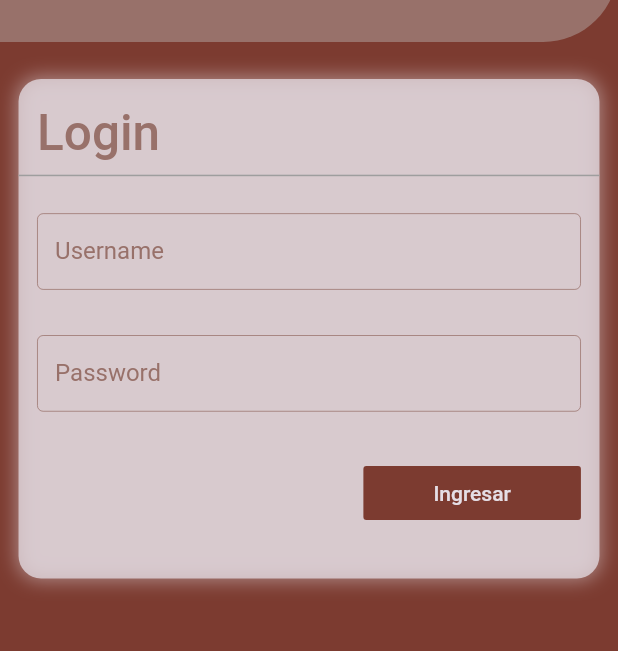
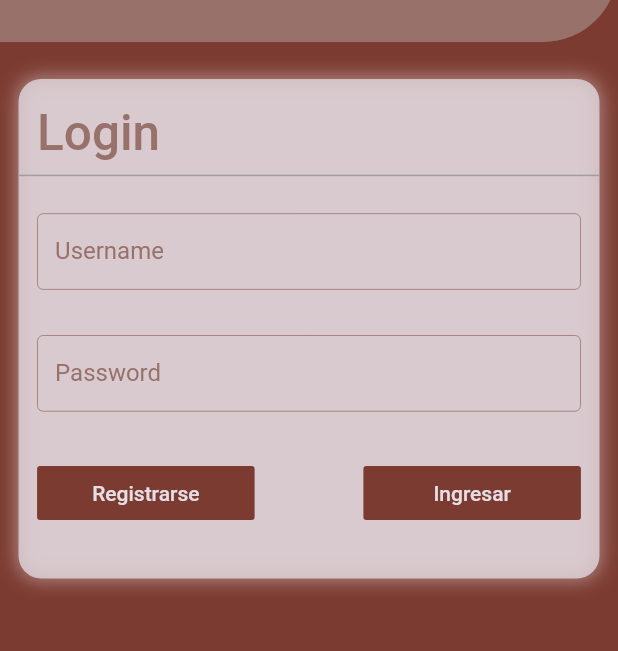
Before and after one commit to Tsuryu/arreglapp, a Flutter app: the screen it shows after launch, on a phone screen of 412 x 824 dp, the part 131-782 px from its top. Run offline on Flutter 3.47's test engine with Material 2 defaults, Android fonts, the phone set to English and light mode, and no system bars; missing offline and left inert: flutter_picker; accounts and stored records are empty.

```diff
--- a/lib/main.dart
+++ b/lib/main.dart
@@ -1,4 +1,3 @@
-import 'package:arreglapp/src/pages/home_page.dart';
 import 'package:arreglapp/src/pages/login_page.dart';
 import 'package:arreglapp/src/providers/user_profile_provider.dart';
 import 'package:arreglapp/src/theme/theme.dart';
--- a/lib/src/pages/login_page.dart
+++ b/lib/src/pages/login_page.dart
@@ -1,12 +1,13 @@
 import 'package:arreglapp/src/helpers/util.dart';
 import 'package:arreglapp/src/models/user_profile.dart';
+import 'package:arreglapp/src/pages/enrollment_type_selection_page.dart';
 import 'package:arreglapp/src/pages/home_page.dart';
 import 'package:arreglapp/src/providers/user_profile_provider.dart';
 import 'package:arreglapp/src/services/user_profile_service.dart';
 import 'package:arreglapp/src/theme/theme.dart';
 import 'package:arreglapp/src/widgets/basic_card.dart';
+import 'package:arreglapp/src/widgets/common_header.dart';
 import 'package:arreglapp/src/widgets/common_text_form_field.dart';
-import 'package:arreglapp/src/widgets/plain_title_header.dart';
 import 'package:arreglapp/src/widgets/slider_page_wrapper.dart';
 import 'package:flutter/cupertino.dart';
 import 'package:flutter/material.dart';
@@ -20,7 +21,7 @@ class LoginPage extends StatelessWidget {
         width: double.infinity,
         height: double.infinity,
         child: SliderPageWrapper(
-          header: _Header(),
+          header: CommonHeader(),
           getChildren: () {
             return <Widget>[
               _BasicInfoForm(),
@@ -29,13 +30,6 @@ class LoginPage extends StatelessWidget {
         ),
       ),
     );
-  }
-}
-
-class _Header extends StatelessWidget {
-  @override
-  Widget build(BuildContext context) {
-    return PlainTitleHeader(title: 'Arreglapp');
   }
 }
 
@@ -94,7 +88,21 @@ class __LoginFormState extends State<_LoginForm> {
             Flex(
               direction: Axis.horizontal,
               children: [
-                Flexible(child: Container(), flex: 3),
+                Flexible(
+                  flex: 2,
+                  child: Container(
+                    width: double.infinity,
+                    child: RaisedButton(
+                      elevation: 0.0,
+                      child: Text('Registrarse', style: appTheme.textTheme.bodyText1),
+                      onPressed: () async {
+                        Navigator.push(context,
+                            CupertinoPageRoute(builder: (BuildContext context) => EnrollmentTypeSelectionPage()));
+                      },
+                    ),
+                  ),
+                ),
+                Flexible(child: Container(), flex: 1),
                 Flexible(
                   flex: 2,
                   child: Container(
--- a/lib/src/theme/theme.dart
+++ b/lib/src/theme/theme.dart
@@ -29,6 +29,9 @@ class ThemeChanger with ChangeNotifier {
         _darkTheme = true;
         _customTheme = false;
         _currentTheme = ThemeData.dark().copyWith(
+          primaryColor: _lightBrown,
+          // canvasColor: _lightBrown,
+          toggleableActiveColor: _lightBrown,
           cursorColor: _lightBrown,
           textSelectionHandleColor: _lightBrown,
           iconTheme: IconThemeData(
--- a/lib/src/widgets/basic_card.dart
+++ b/lib/src/widgets/basic_card.dart
@@ -14,29 +14,13 @@ class BasicCard extends StatelessWidget {
 
   @override
   Widget build(BuildContext context) {
-    final size = MediaQuery.of(context).size;
-
-    return _Card(
-      size: size,
-      footer: footer,
-      color: color,
-      title: title,
-      child: child,
-    );
+    return _Card(footer: footer, color: color, title: title, child: child);
   }
 }
 
 class _Card extends StatelessWidget {
-  const _Card({
-    Key key,
-    @required this.size,
-    @required this.footer,
-    @required this.color,
-    @required this.title,
-    @required this.child,
-  }) : super(key: key);
+  const _Card({@required this.footer, @required this.color, @required this.title, @required this.child});
 
-  final Size size;
   final Widget footer;
   final Color color;
   final String title;
@@ -45,6 +29,7 @@ class _Card extends StatelessWidget {
   @override
   Widget build(BuildContext context) {
     final appTheme = Provider.of<ThemeChanger>(context).currentTheme;
+    final size = MediaQuery.of(context).size;
 
     return Container(
       margin: EdgeInsets.only(left: size.width * 0.03, right: size.width * 0.03, top: size.height * 0.02),
@@ -62,27 +47,21 @@ class _Card extends StatelessWidget {
           ),
         ],
       ),
-      child: _Content(title: title, size: size, child: child, footer: footer),
+      child: _Content(title: title, child: child, footer: footer),
     );
   }
 }
 
 class _Content extends StatelessWidget {
-  const _Content({
-    Key key,
-    @required this.title,
-    @required this.size,
-    @required this.child,
-    @required this.footer,
-  }) : super(key: key);
+  const _Content({@required this.title, @required this.child, @required this.footer});
 
   final String title;
-  final Size size;
   final Widget child;
   final Widget footer;
 
   @override
   Widget build(BuildContext context) {
+    final size = MediaQuery.of(context).size;
     return Column(
       children: [
         if (this.title != null)
--- /dev/null
+++ b/lib/src/widgets/common_header.dart
@@ -0,0 +1,11 @@
+import 'package:arreglapp/src/widgets/plain_title_header.dart';
+import 'package:flutter/material.dart';
+
+class CommonHeader extends StatelessWidget {
+  const CommonHeader({Key key}) : super(key: key);
+
+  @override
+  Widget build(BuildContext context) {
+    return PlainTitleHeader(title: 'Arreglapp');
+  }
+}
--- a/lib/src/widgets/common_text_form_field.dart
+++ b/lib/src/widgets/common_text_form_field.dart
@@ -11,6 +11,7 @@ class CommonTextFormField extends StatelessWidget {
   final bool noSpaces;
   final String hint;
   final bool password;
+  final String initialvalue;
 
   const CommonTextFormField({
     this.validateEmpty = false,
@@ -19,6 +20,7 @@ class CommonTextFormField extends StatelessWidget {
     this.noSpaces = false,
     this.hint,
     this.password = false,
+    this.initialvalue,
   });
 
   @override
@@ -29,6 +31,7 @@ class CommonTextFormField extends StatelessWidget {
     return Padding(
       padding: EdgeInsets.only(bottom: size.height * 0.01),
       child: TextFormField(
+        initialValue: this.initialvalue,
         inputFormatters: this.noSpaces ? [FilteringTextInputFormatter(RegExp(r'[a-zA-Z0-9-_]'), allow: true)] : [],
         decoration: InputDecoration(
           isDense: true,
```
Also changed, not shown: lib/src/pages/client_enrollment_page.dart (added, +342 -0 lines), lib/src/pages/enrollment_type_selection_page.dart (added, +57 -0 lines), lib/src/pages/provider_enrollment_page.dart (added, +23 -0 lines), lib/src/widgets/common_button.dart (added, +33 -0 lines).
